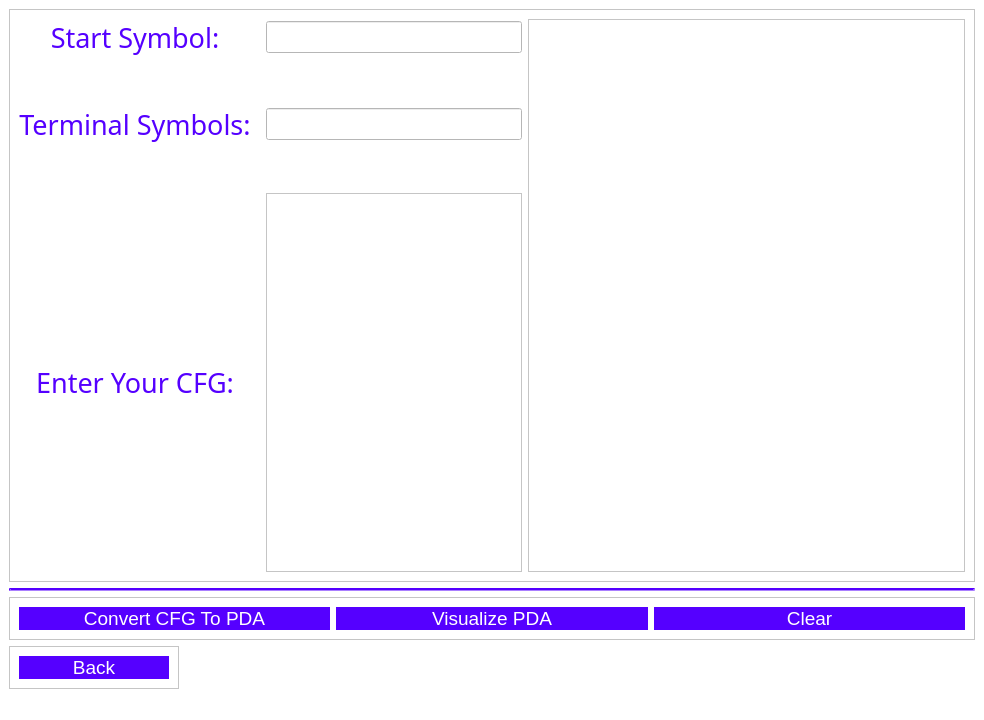
Before: the Qt Designer form UI/CFG_to_PDA.ui in Adham-Abdelmaksoud/Automata-Project, drawn with Qt 5.
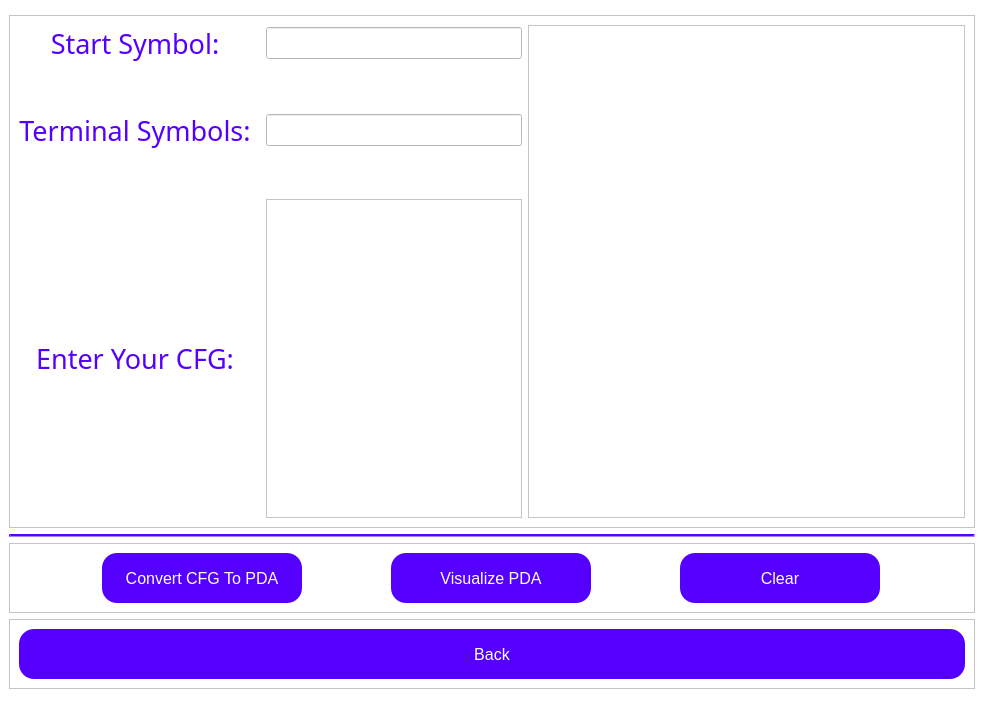
After: the same form once the commit is applied.

The edit to the form file:
```diff
--- a/UI/CFG_to_PDA.ui
+++ b/UI/CFG_to_PDA.ui
@@ -23,6 +23,16 @@
   </property>
   <widget class="QWidget" name="centralwidget">
    <layout class="QVBoxLayout" name="verticalLayout">
+    <item>
+     <widget class="QFrame" name="frame_4">
+      <property name="frameShape">
+       <enum>QFrame::StyledPanel</enum>
+      </property>
+      <property name="frameShadow">
+       <enum>QFrame::Raised</enum>
+      </property>
+     </widget>
+    </item>
     <item>
      <widget class="QFrame" name="frame_2">
       <property name="minimumSize">
@@ -191,53 +201,64 @@
       <layout class="QHBoxLayout" name="horizontalLayout">
        <item>
         <widget class="QPushButton" name="convert_btn">
+         <property name="minimumSize">
+          <size>
+           <width>0</width>
+           <height>50</height>
+          </size>
+         </property>
+         <property name="maximumSize">
+          <size>
+           <width>200</width>
+           <height>16777215</height>
+          </size>
+         </property>
          <property name="font">
           <font>
            <family>MS Shell Dlg 2</family>
-           <pointsize>14</pointsize>
+           <pointsize>12</pointsize>
            <weight>9</weight>
            <italic>false</italic>
            <bold>false</bold>
           </font>
          </property>
-         <property name="autoFillBackground">
-          <bool>false</bool>
-         </property>
          <property name="styleSheet">
-          <string notr="true">font: 75 14pt &quot;MS Shell Dlg 2&quot;;
-background-color: rgb(85, 0, 255);
+          <string notr="true">background-color: rgb(85, 0, 255);
+font: 75 12pt &quot;MS Shell Dlg 2&quot;;
 color: rgb(255, 255, 255);
-border-radius: 15px;
-</string>
+border-radius: 15px;</string>
          </property>
          <property name="text">
           <string>Convert CFG To PDA</string>
          </property>
-         <property name="default">
-          <bool>false</bool>
-         </property>
-         <property name="flat">
-          <bool>false</bool>
-         </property>
         </widget>
        </item>
        <item>
         <widget class="QPushButton" name="visualizePDA_btn">
-         <property name="enabled">
-          <bool>false</bool>
+         <property name="minimumSize">
+          <size>
+           <width>0</width>
+           <height>50</height>
+          </size>
+         </property>
+         <property name="maximumSize">
+          <size>
+           <width>200</width>
+           <height>16777215</height>
+          </size>
          </property>
          <property name="font">
           <font>
            <family>MS Shell Dlg 2</family>
-           <pointsize>14</pointsize>
+           <pointsize>12</pointsize>
            <weight>9</weight>
            <italic>false</italic>
            <bold>false</bold>
           </font>
          </property>
          <property name="styleSheet">
-          <string notr="true">font: 75 14pt &quot;MS Shell Dlg 2&quot;;
-background-color: rgb(85, 0, 255);
+          <string notr="true">background-color: rgb(85, 0, 255);
+font: 75 12pt &quot;MS Shell Dlg 2&quot;;
 color: rgb(255, 255, 255);
 border-radius: 15px;</string>
          </property>
@@ -248,27 +269,30 @@
        </item>
        <item>
         <widget class="QPushButton" name="clear_btn">
-         <property name="enabled">
-          <bool>true</bool>
+         <property name="minimumSize">
+          <size>
+           <width>0</width>
+           <height>50</height>
+          </size>
+         </property>
+         <property name="maximumSize">
+          <size>
+           <width>200</width>
+           <height>16777215</height>
+          </size>
          </property>
          <property name="font">
           <font>
            <family>MS Shell Dlg 2</family>
-           <pointsize>14</pointsize>
+           <pointsize>12</pointsize>
            <weight>9</weight>
            <italic>false</italic>
            <bold>false</bold>
           </font>
          </property>
-         <property name="acceptDrops">
-          <bool>false</bool>
-         </property>
-         <property name="toolTipDuration">
-          <number>-2</number>
-         </property>
          <property name="styleSheet">
-          <string notr="true">font: 75 14pt &quot;MS Shell Dlg 2&quot;;
-background-color: rgb(85, 0, 255);
+          <string notr="true">background-color: rgb(85, 0, 255);
+font: 75 12pt &quot;MS Shell Dlg 2&quot;;
 color: rgb(255, 255, 255);
 border-radius: 15px;</string>
          </property>
@@ -280,7 +304,7 @@
       </layout>
      </widget>
     </item>
-    <item alignment="Qt::AlignLeft|Qt::AlignVCenter">
+    <item>
      <widget class="QFrame" name="frame_3">
       <property name="minimumSize">
        <size>
@@ -297,13 +321,10 @@
       <layout class="QHBoxLayout" name="horizontalLayout_3">
        <item>
         <widget class="QPushButton" name="back_btn">
-         <property name="enabled">
-          <bool>true</bool>
-         </property>
          <property name="minimumSize">
           <size>
-           <width>150</width>
-           <height>0</height>
+           <width>0</width>
+           <height>50</height>
           </size>
          </property>
          <property name="maximumSize">
@@ -315,27 +336,21 @@
          <property name="font">
           <font>
            <family>MS Shell Dlg 2</family>
-           <pointsize>14</pointsize>
+           <pointsize>12</pointsize>
            <weight>9</weight>
            <italic>false</italic>
            <bold>false</bold>
           </font>
          </property>
          <property name="styleSheet">
-          <string notr="true">font: 75 14pt &quot;MS Shell Dlg 2&quot;;
-background-color: rgb(85, 0, 255);
+          <string notr="true">background-color: rgb(85, 0, 255);
+font: 75 12pt &quot;MS Shell Dlg 2&quot;;
 color: rgb(255, 255, 255);
 border-radius: 15px;</string>
          </property>
          <property name="text">
           <string>Back</string>
          </property>
-         <property name="iconSize">
-          <size>
-           <width>20</width>
-           <height>20</height>
-          </size>
-         </property>
         </widget>
        </item>
       </layout>
```
